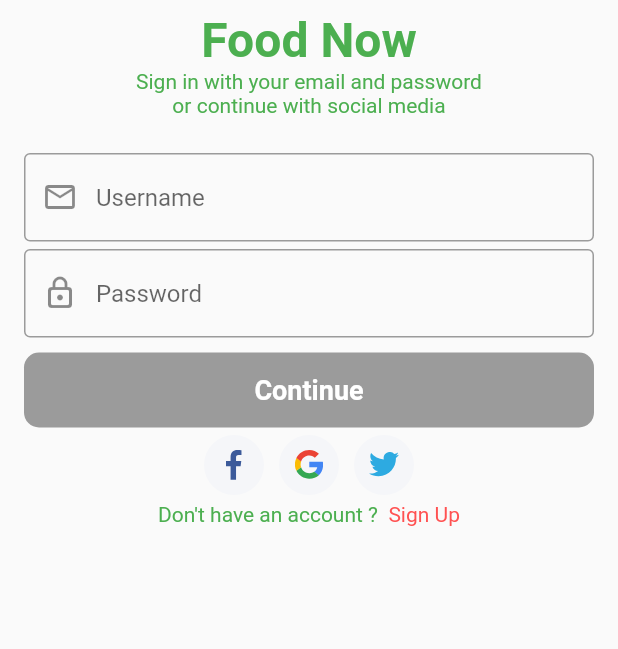
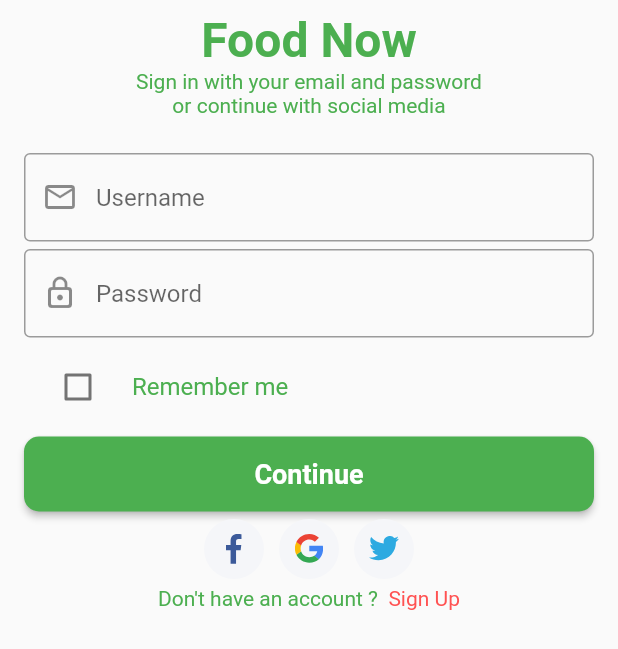
Before and after one commit to vanhoangg/flutter_app_dinhvanhoang, a Flutter app: the SignInForm widget shown alone on an empty page, opened directly, on a phone screen of 412 x 824 dp. Shown: the top 649 px of the screen. Run offline on Flutter 3.47's test engine with Material 2 defaults, Android fonts, the phone set to English and light mode, and no system bars; our stand-ins replace convert, flutter_svg, fluttertoast, shared_preferences; accounts and stored records are empty.

```diff
--- a/lib/Model/products.dart
+++ b/lib/Model/products.dart
@@ -9,7 +9,7 @@ class Products {
 
   Products({this.id, this.title, this.description, this.image, this.price});
 
-  static List<Products> init() {
+   List<Products> init() {
     List<Products> data = [
       Products(
           id: 1,
--- a/lib/View/signin/components/SignInForm.dart
+++ b/lib/View/signin/components/SignInForm.dart
@@ -1,13 +1,12 @@
-
 import 'package:flutter/material.dart';
 import 'package:flutter/cupertino.dart';
 import 'package:flutter_app_dinhvanhoang/Model/user.dart';
 import 'package:flutter_app_dinhvanhoang/Model/utilities.dart';
+import 'package:flutter_app_dinhvanhoang/View/home/homepage.dart';
 import 'package:flutter_app_dinhvanhoang/View/signup/signuppage.dart';
 import 'package:flutter_svg/svg.dart';
 import 'package:fluttertoast/fluttertoast.dart';
 import 'package:shared_preferences/shared_preferences.dart';
-
 
 class SignInForm extends StatefulWidget {
   @override
@@ -15,7 +14,6 @@ class SignInForm extends StatefulWidget {
 }
 
 class _SignInFormState extends State<SignInForm> {
-
   final _formKey = GlobalKey<FormState>();
   bool _value = false;
 
@@ -28,28 +26,27 @@ class _SignInFormState extends State<SignInForm> {
   void initState() {
     // TODO: implement initState
     super.initState();
-    // fToast = FToast();
-    // fToast.init(context);
-    // _getData();
+    fToast = FToast();
+    fToast.init(context);
+    _getData();
   }
 
-  // _getData() async {
-  //   prefs = await SharedPreferences.getInstance();
-  //   if(!prefs.getString('username').isEmpty){
-  //     username.text = prefs.getString('username');
-  //     password.text = prefs.getString('password');
-  //     _value = prefs.getBool('check');
-  //     //print(_value.toString());
-  //   }
-  // }
+  _getData() async {
+    prefs = await SharedPreferences.getInstance();
+    if (!prefs.getString('username').isEmpty) {
+      username.text = prefs.getString('username');
+      password.text = prefs.getString('password');
+      _value = prefs.getBool('check');
+      //print(_value.toString());
+    }
+  }
+
   @override
   Widget build(BuildContext context) {
-
     return Form(
       key: _formKey,
       child: Container(
         width: MediaQuery.of(context).size.width,
-
         child: Column(
           children: [
             Container(
@@ -59,16 +56,20 @@ class _SignInFormState extends State<SignInForm> {
                 child: Column(
                   crossAxisAlignment: CrossAxisAlignment.center,
                   children: [
-                    Text("Food Now", style: TextStyle(fontSize: 32, color: Colors.green, fontWeight: FontWeight.bold),),
+                    Text(
+                      "Food Now",
+                      style: TextStyle(
+                          fontSize: 32,
+                          color: Colors.green,
+                          fontWeight: FontWeight.bold),
+                    ),
                     Text(
                       "Sign in with your email and password  \nor continue with social media",
                       textAlign: TextAlign.center,
                       style: TextStyle(color: Colors.green),
-
                     ),
                   ],
                 )),
-
             Padding(
               padding: const EdgeInsets.all(16.0),
               child: Container(
@@ -76,10 +77,10 @@ class _SignInFormState extends State<SignInForm> {
                   mainAxisAlignment: MainAxisAlignment.spaceEvenly,
                   children: [
                     TextFormField(
-                      validator: (value){
+                      validator: (value) {
                         return Utilities.validatePassword(value);
                       },
-                      onSaved: (_value){
+                      onSaved: (_value) {
                         setState(() {
                           username.text = _value;
                         });
@@ -88,12 +89,14 @@ class _SignInFormState extends State<SignInForm> {
                       decoration: InputDecoration(
                           border: OutlineInputBorder(),
                           hintText: "Username",
-                          prefixIcon: Icon(Icons.mail_outline)
-                      ),),
-                    SizedBox(height: 5,),
+                          prefixIcon: Icon(Icons.mail_outline)),
+                    ),
+                    SizedBox(
+                      height: 5,
+                    ),
                     TextFormField(
                       controller: password,
-                      validator: (value){
+                      validator: (value) {
                         return Utilities.validatePassword(value);
                       },
                       keyboardType: TextInputType.number,
@@ -101,45 +104,60 @@ class _SignInFormState extends State<SignInForm> {
                       decoration: InputDecoration(
                           border: OutlineInputBorder(),
                           hintText: "Password",
-                          prefixIcon: Icon(Icons.lock_outline_rounded)
-                      ),),
-                    SizedBox(height: 5,),
-                    // Row(
-                    //   children: [
-                    //     Checkbox(value: _value?? : true, onChanged: (value)  {
-                    //       print(_value.toString());
-                    //       setState((){
-                    //         _value = value;
-                    //       });
-                    //     }),
-                    //     Text("Remember me", style: TextStyle(fontSize: 16, color: Colors.green),)
-                    //   ],
-                    // ),
-                    SizedBox(height: 5,),
+                          prefixIcon: Icon(Icons.lock_outline_rounded)),
+                    ),
+                    SizedBox(
+                      height: 5,
+                    ),
+                    CheckboxListTile(
+                      title: Text(
+                        "Remember me",
+                        style: TextStyle(fontSize: 16, color: Colors.green),
+                      ),
+                      value: _value,
+                      onChanged: (newValue) {
+                        setState(() {
+                          _value = newValue;
+                        });
+                      },
+                      controlAffinity: ListTileControlAffinity
+                          .leading, //  <-- leading Checkbox
+                    ),
+                    SizedBox(
+                      height: 5,
+                    ),
                     SizedBox(
                       height: 50,
                       width: MediaQuery.of(context).size.width,
                       child: RaisedButton(
-                         onPressed: null,
-                             // () async {
-                        //   if(_value){
-                        //     // obtain shared preferences
-                        //     prefs = await SharedPreferences.getInstance();
-                        //     prefs.setString('username', username.text);
-                        //     prefs.setString('password', password.text);
-                        //     prefs.setBool('check', _value);
-                        //
-                        //   }else{
-                        //     prefs.remove('check');
-                        //   }
-                        //
-                        //   Navigator.pushNamed(context, HomePage.routeName);
-                        // },
-                        shape: RoundedRectangleBorder(borderRadius: BorderRadius.circular(10)),
+                        onPressed: () async {
+                          if (_value) {
+                            // obtain shared preferences
+                            prefs = await SharedPreferences.getInstance();
+                            prefs.setString('username', username.text);
+                            prefs.setString('password', password.text);
+                            prefs.setBool('check', _value);
+                          } else {
+                            prefs.remove('check');
+                          }
+
+                          Navigator.pushNamed(context, HomePage.routeName);
+                        },
+                        shape: RoundedRectangleBorder(
+                            borderRadius: BorderRadius.circular(10)),
                         color: Colors.green,
-                        child: Text("Continue", style: TextStyle(fontSize: 18, fontWeight: FontWeight.bold, color: Colors.white),),),
+                        child: Text(
+                          "Continue",
+                          style: TextStyle(
+                              fontSize: 18,
+                              fontWeight: FontWeight.bold,
+                              color: Colors.white),
+                        ),
+                      ),
                     ),
-                    SizedBox(height: 5,),
+                    SizedBox(
+                      height: 5,
+                    ),
                     Container(
                       width: MediaQuery.of(context).size.width,
                       child: Row(
@@ -151,9 +169,9 @@ class _SignInFormState extends State<SignInForm> {
                             padding: EdgeInsets.all(10),
                             decoration: BoxDecoration(
                                 color: Color(0xFFF5F6F9),
-                                shape: BoxShape.circle
-                            ),
-                            child: SvgPicture.asset("assets/icons/facebook-2.svg"),
+                                shape: BoxShape.circle),
+                            child:
+                                SvgPicture.asset("assets/icons/facebook-2.svg"),
                           ),
                           Container(
                             height: 40,
@@ -162,9 +180,9 @@ class _SignInFormState extends State<SignInForm> {
                             padding: EdgeInsets.all(10),
                             decoration: BoxDecoration(
                                 color: Color(0xFFF5F6F9),
-                                shape: BoxShape.circle
-                            ),
-                            child: SvgPicture.asset("assets/icons/google-icon.svg"),
+                                shape: BoxShape.circle),
+                            child: SvgPicture.asset(
+                                "assets/icons/google-icon.svg"),
                           ),
                           Container(
                             height: 40,
@@ -172,39 +190,40 @@ class _SignInFormState extends State<SignInForm> {
                             padding: EdgeInsets.all(10),
                             decoration: BoxDecoration(
                                 color: Color(0xFFF5F6F9),
-                                shape: BoxShape.circle
-                            ),
+                                shape: BoxShape.circle),
                             child: SvgPicture.asset("assets/icons/twitter.svg"),
                           )
                         ],
                       ),
                     ),
-                    SizedBox(height: 5,),
+                    SizedBox(
+                      height: 5,
+                    ),
                     Row(
                       mainAxisAlignment: MainAxisAlignment.center,
                       children: [
-                        Text("Don't have an account ? ", style: TextStyle(color: Colors.green, fontSize: 14),),
+                        Text(
+                          "Don't have an account ? ",
+                          style: TextStyle(color: Colors.green, fontSize: 14),
+                        ),
                         GestureDetector(
-                            onTap: () {
-                              Navigator.push(
-                                context,
-                                MaterialPageRoute(builder: (context) => SignUpPage()),
-                              );
-                              // final result = await
-                              // Navigator.pushNamed(context,SignUpPage.routeName);
-                              // User user = result;
-                              // username.text = user.username ;
+                            onTap: () async {
+                              final result = await Navigator.pushNamed(
+                                  context, SignUpPage.routeName);
+                              User user = result;
+                              username.text = user.username;
                             },
-                            child: Text(" Sign Up", style: TextStyle(color: Colors.redAccent, fontSize: 14), ))
-
+                            child: Text(
+                              " Sign Up",
+                              style: TextStyle(
+                                  color: Colors.redAccent, fontSize: 14),
+                            ))
                       ],
                     )
-
                   ],
                 ),
               ),
             ),
-
           ],
         ),
       ),
--- a/lib/View/signin/signinpage.dart
+++ b/lib/View/signin/signinpage.dart
@@ -11,7 +11,8 @@ class SignInPage extends StatelessWidget {
   Widget build(BuildContext context) {
     return Scaffold(
       resizeToAvoidBottomPadding: false,
-      body: Body(),
+      body: Body(
+      ),
     );
   }
 }
--- a/lib/routers.dart
+++ b/lib/routers.dart
@@ -1,14 +1,16 @@
 import 'package:flutter/widgets.dart';
 
 
+import 'View/home/homepage.dart';
 import 'View/signin/signinpage.dart';
 import 'View/signup/signuppage.dart';
+import 'splashpage.dart';
 
 final Map<String, WidgetBuilder> routes = {
-  // SplashPage.routeName : (context) => SplashPage(),
+  SplashPage.routeName : (context) => SplashPage(),
   SignInPage.routeName : (context) => SignInPage(),
   SignUpPage.routeName : (context) => SignUpPage(),
-  // HomePage.routeName : (context) => HomePage(),
+  HomePage.routeName : (context) => HomePage(),
   // ProductPage.routeName : (context) => ProductPage(),
   // CartPage.routeName: (context) => CartPage(),
 };
```
Also changed, not shown: lib/View/home/homepage.dart (added, +16 -0 lines), lib/View/signin/components/body.dart (+8 -2 lines), lib/main.dart (+8 -9 lines), lib/splashpage.dart (+36 -36 lines), 3 other files.
